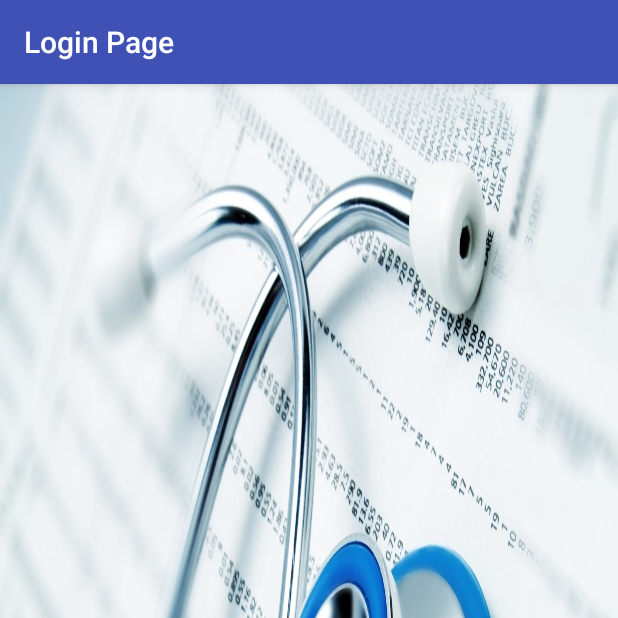
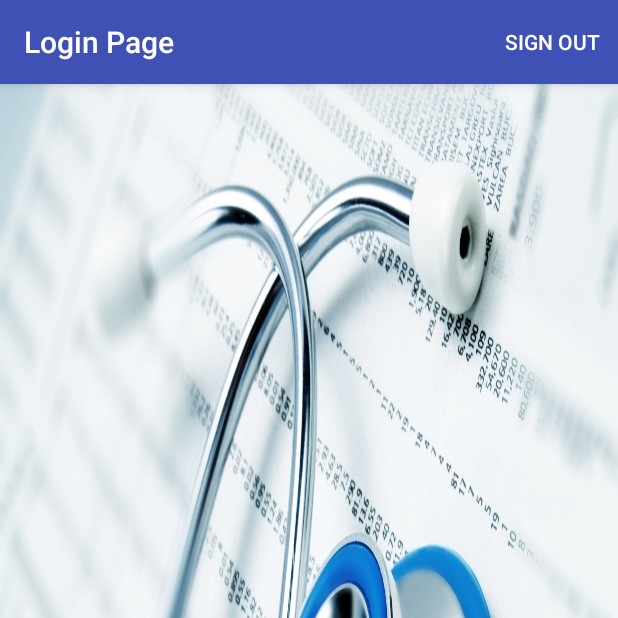
Before and after one commit to ibnahmadbello/Med-Manager, an Android app: the screen it shows after launch (LoginActivity), on a phone screen of 412 x 824 dp, the top half of it. Run offline under Robolectric (Android 15) with nearby library versions, the phone set to English and light mode, and no system bars.

Commit message:
Menu Action for SignOut

```diff
--- a/app/src/main/java/com/regent/tech/med_manager/LoginActivity.java
+++ b/app/src/main/java/com/regent/tech/med_manager/LoginActivity.java
@@ -8,6 +8,8 @@ import android.support.design.widget.Snackbar;
 import android.support.v7.app.AppCompatActivity;
 import android.os.Bundle;
 import android.util.Log;
+import android.view.Menu;
+import android.view.MenuItem;
 import android.view.View;
 import android.widget.RelativeLayout;
 
@@ -144,5 +146,24 @@ public class LoginActivity extends AppCompatActivity implements View.OnClickList
         }
     }
 
+    @Override
+    public boolean onCreateOptionsMenu(Menu menu){
+        // Inflate the menu options from the res/menu/menu_login.xml file.
+        // This adds menu items to the app bar.
+        getMenuInflater().inflate(R.menu.menu_login, menu);
+        return true;
+    }
+
+    @Override
+    public boolean onOptionsItemSelected(MenuItem item) {
+        // User clicked on a menu option in the app bar overflow menu
+        switch (item.getItemId()) {
+            // Respond to a click on the "Sign out" menu option
+            case R.id.sign_out:
+                // TODO
+                return true;
+        }
+        return super.onOptionsItemSelected(item);
+    }
 
 }
--- /dev/null
+++ b/app/src/main/res/menu/menu_login.xml
@@ -0,0 +1,13 @@
+<?xml version="1.0" encoding="utf-8"?>
+
+<menu xmlns:android="http://schemas.android.com/apk/res/android"
+    xmlns:app="http://schemas.android.com/apk/res-auto"
+    xmlns:tools="http://schemas.android.com/tools"
+    tools:context=".LoginActivity">
+
+    <item
+        android:id="@+id/sign_out"
+        android:title="@string/sign_out"
+        app:showAsAction="always" />
+
+</menu>
--- a/app/src/main/res/values/strings.xml
+++ b/app/src/main/res/values/strings.xml
@@ -12,4 +12,5 @@
     <string name="end_date">End Date:</string>
     <string name="profile_picture">Profile Picture Display</string>
     <string name="loading">Loading</string>
+    <string name="sign_out">Sign Out</string>
 </resources>
```
